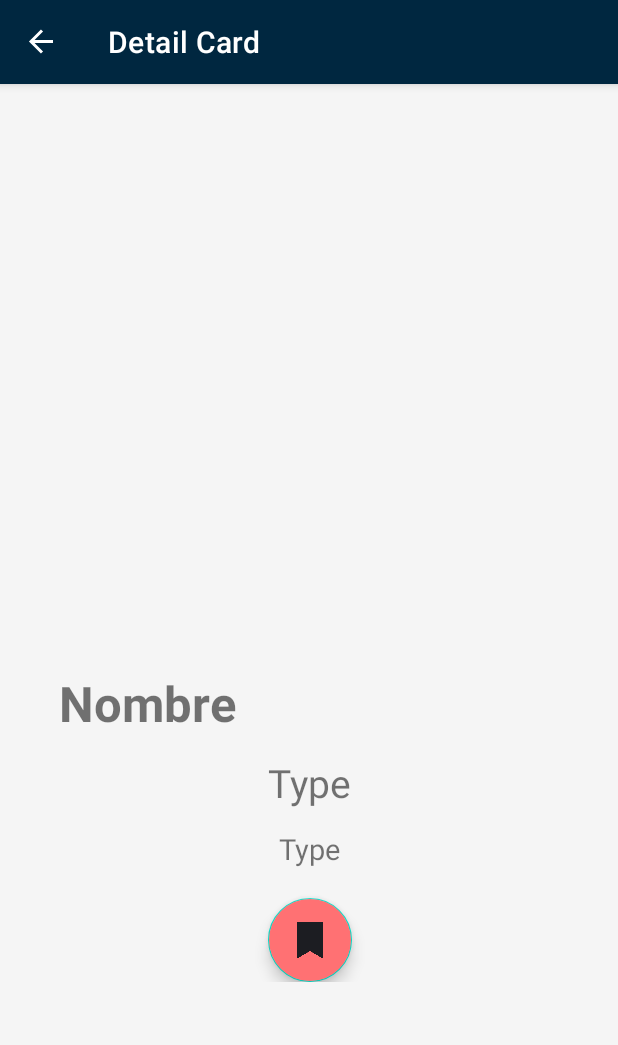
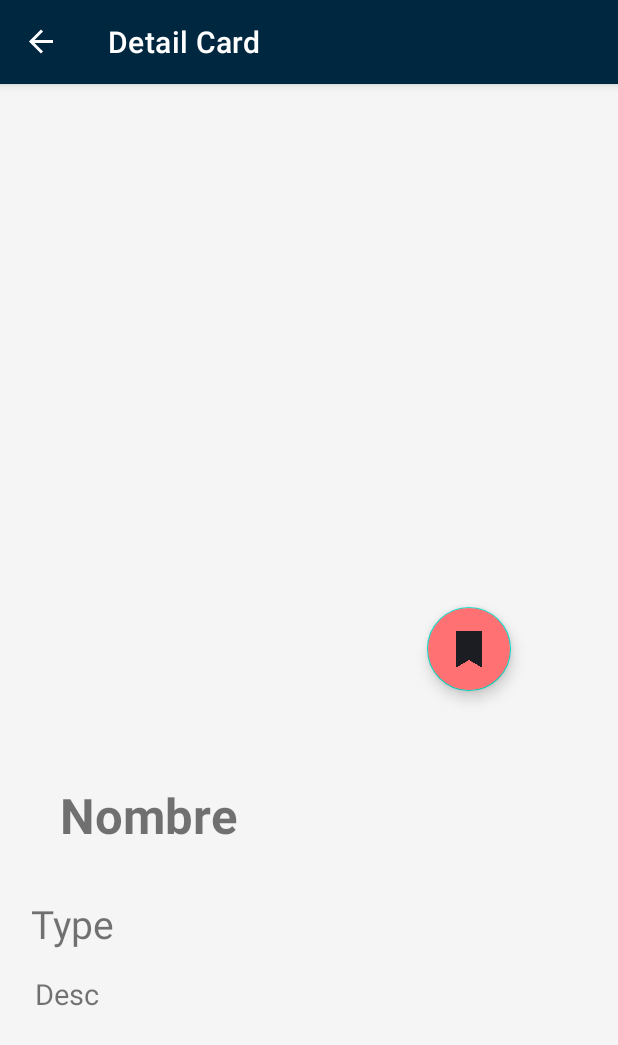
Before and after one commit to soleecito/YugiohDex, an Android app: the DetailCardFragment screen opened through its navigation route, on a phone screen of 412 x 824 dp. Shown: the top 1045 px of the screen. Run offline under Robolectric (Android 15) with nearby library versions, the phone set to English and light mode, and no system bars; our stand-ins replace Picasso, Room's generated code, navigation-ui, sdp/ssp sizes; plain views replace PhotoView; pictures from the network do not load; 6 statements that could not run were skipped.

Commit message:
Arreglo posicion boton favorito en fragment detail card de nuevo, quedo flama

```diff
--- a/app/src/main/res/layout/fragment_detail_card.xml
+++ b/app/src/main/res/layout/fragment_detail_card.xml
@@ -10,11 +10,10 @@
 
 
     <androidx.core.widget.NestedScrollView
-        android:id="@+id/nestedScrollView"
         android:layout_width="match_parent"
+        android:layout_height="match_parent"
 
 
-        android:layout_height="match_parent"
         app:layout_behavior="com.google.android.material.appbar.AppBarLayout$ScrollingViewBehavior">
 
         <androidx.constraintlayout.widget.ConstraintLayout
@@ -23,82 +22,81 @@
             tools:context=".ui.DetailCardFragment">
 
 
-            <ScrollView
-                android:id="@+id/scrollCard"
-                android:layout_width="match_parent"
-                android:layout_height="match_parent"
-                android:layout_marginBottom="13dp"
-                android:scrollbarStyle="insideInset"
-                app:layout_constraintBottom_toTopOf="@+id/imageCard"
-                app:layout_constraintEnd_toEndOf="parent"
-                app:layout_constraintStart_toStartOf="parent"
-                app:layout_constraintTop_toTopOf="parent">
-
-                <LinearLayout
-                    android:layout_width="match_parent"
-                    android:layout_height="wrap_content"
-                    android:orientation="vertical" />
-            </ScrollView>
-
             <com.github.chrisbanes.photoview.PhotoView
                 android:id="@+id/imageCard"
-                android:layout_width="@dimen/_220sdp"
-                android:layout_height="@dimen/_280sdp"
+                android:layout_width="@dimen/_230sdp"
+                android:layout_height="@dimen/_300sdp"
                 android:layout_margin="@dimen/_10sdp"
+                android:layout_marginTop="4dp"
                 app:layout_constraintEnd_toEndOf="parent"
+                app:layout_constraintHorizontal_bias="0.5"
                 app:layout_constraintStart_toStartOf="parent"
                 app:layout_constraintTop_toTopOf="parent" />
 
+            <LinearLayout
+
+                android:layout_width="match_parent"
+                android:layout_height="wrap_content"
+                android:id="@+id/linearName"
+                android:padding="@dimen/_16sdp"
+                app:layout_constraintEnd_toEndOf="parent"
+                app:layout_constraintEnd_toStartOf="@+id/btn_save_or_delete_card"
+                app:layout_constraintHorizontal_bias="0.865"
+                app:layout_constraintStart_toStartOf="parent"
+                app:layout_constraintBottom_toBottomOf="parent"
+                android:orientation="vertical">
 
                 <TextView
                     android:id="@+id/tvName"
-                android:layout_width="wrap_content"
+                    android:layout_width="match_parent"
                     android:layout_height="wrap_content"
-                android:layout_marginStart="@dimen/_30sdp"
-                android:layout_marginTop="@dimen/_10sdp"
+                    android:layout_marginTop="@dimen/_16sdp"
+                    android:padding="@dimen/_15sdp"
                     android:text="Nombre"
                     android:textSize="@dimen/_25ssp"
-                android:textStyle="bold"
-                app:layout_constraintStart_toStartOf="parent"
-                app:layout_constraintTop_toBottomOf="@id/imageCard" />
+                    android:textStyle="bold" />
 
                 <TextView
                     android:id="@+id/tvType"
-                android:layout_width="wrap_content"
+                    android:layout_width="match_parent"
                     android:layout_height="wrap_content"
                     android:layout_marginTop="@dimen/_10sdp"
                     android:text="Type"
-                android:textSize="@dimen/_20ssp"
-                app:layout_constraintEnd_toEndOf="parent"
-                app:layout_constraintStart_toStartOf="parent"
-                app:layout_constraintTop_toBottomOf="@id/tvName" />
-
+                    android:textSize="@dimen/_20ssp" />
 
                 <TextView
                     android:id="@+id/tvDesc"
-                android:layout_width="wrap_content"
+                    android:layout_width="match_parent"
                     android:layout_height="wrap_content"
                     android:layout_marginTop="@dimen/_10sdp"
-                android:text="Type"
-                android:textSize="@dimen/_15ssp"
-                app:layout_constraintEnd_toEndOf="parent"
-                app:layout_constraintStart_toStartOf="parent"
-                app:layout_constraintTop_toBottomOf="@id/tvType" />
+                    android:padding="@dimen/_2sdp"
+                    android:text="Desc"
+                    android:textSize="@dimen/_15ssp" />
+
+            </LinearLayout>
+
 
             <com.google.android.material.floatingactionbutton.FloatingActionButton
                 android:id="@+id/btn_save_or_delete_card"
                 android:layout_width="wrap_content"
                 android:layout_height="wrap_content"
-                android:layout_marginTop="20dp"
+
                 android:backgroundTint="@color/favorite_background"
                 android:src="@drawable/ic_favorite"
-                app:layout_constraintBottom_toBottomOf="parent"
+                app:layout_constraintBottom_toTopOf="@+id/linearName"
                 app:layout_constraintEnd_toEndOf="parent"
-                app:layout_constraintHorizontal_bias="0.501"
+                app:layout_constraintHorizontal_bias="0.8"
                 app:layout_constraintStart_toStartOf="parent"
-                app:layout_constraintTop_toBottomOf="@+id/tvDesc"
-                app:layout_constraintVertical_bias="1.0"
+
+                app:layout_constraintTop_toTopOf="@+id/guideline2"
                 tools:ignore="ContentDescription" />
+
+            <androidx.constraintlayout.widget.Guideline
+                android:id="@+id/guideline2"
+                android:layout_width="wrap_content"
+                android:layout_height="wrap_content"
+                android:orientation="horizontal"
+                app:layout_constraintGuide_begin="349dp" />
 
 
         </androidx.constraintlayout.widget.ConstraintLayout>
```
Lines whose indentation alone changed are shown as unchanged.
